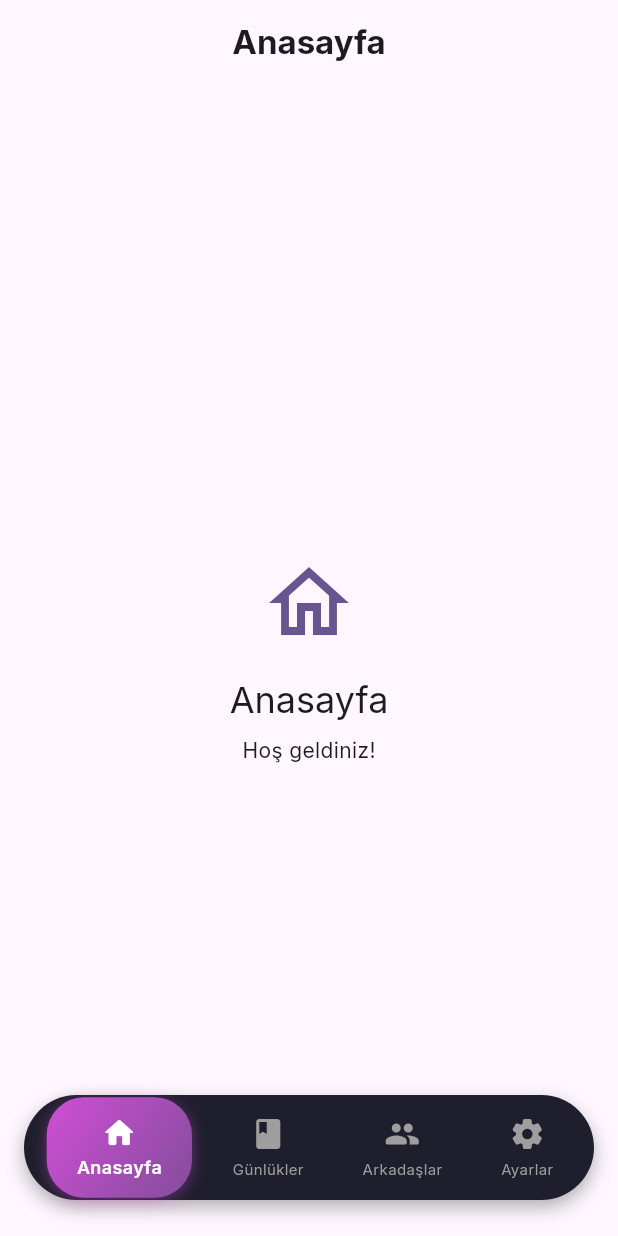
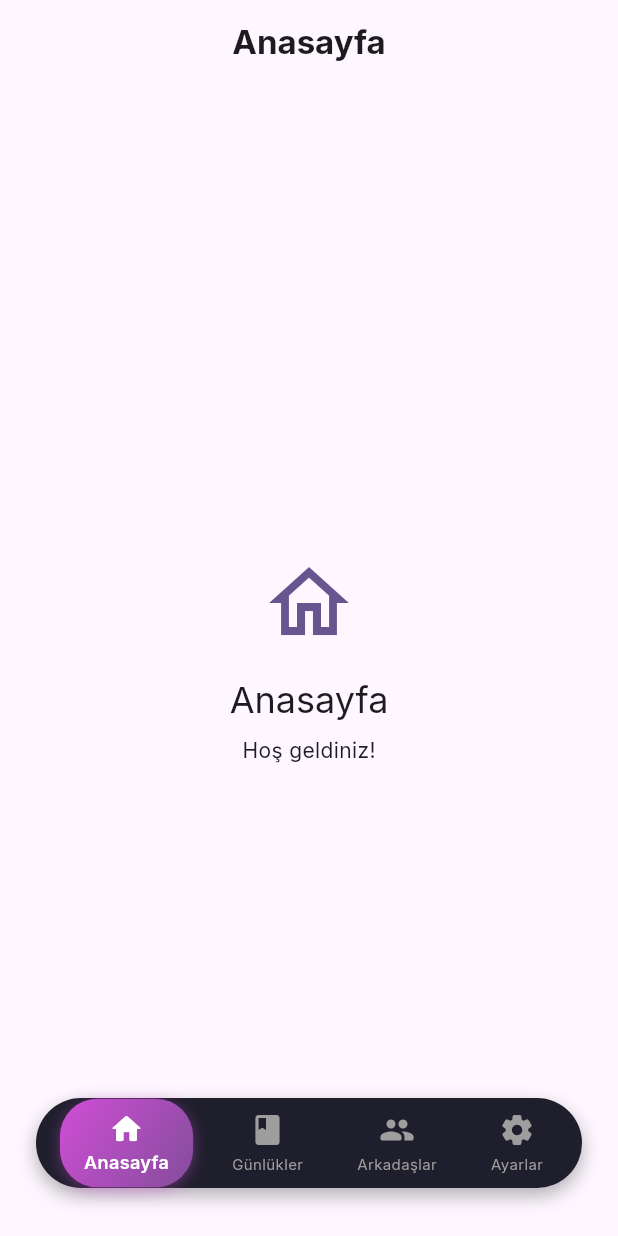
Before and after one commit to BGirginn/journal, a Flutter app: the screen it shows once a user with an empty profile is signed in, on a phone screen of 412 x 824 dp. Run offline on Flutter 3.47's test engine with Material 3 defaults, Android fonts, the phone set to English and light mode, and no system bars; our stand-ins replace audioplayers, cached_network_image, cloud_firestore, drift, firebase_auth, firebase_core and 10 more; missing offline and left inert: record; accounts and stored records are empty; generated files the repository leaves out were written again.

Commit message:
style: refine UI aesthetics (lower FAB, thinner nav bar, remove debug borders)

```diff
--- a/lib/core/ui/custom_bottom_navigation.dart
+++ b/lib/core/ui/custom_bottom_navigation.dart
@@ -16,9 +16,9 @@ class CustomBottomNavigation extends StatelessWidget {
     final barBackgroundColor = const Color(0xFF1E1E2C);
 
     return Padding(
-      padding: const EdgeInsets.fromLTRB(16, 0, 16, 24),
+      padding: const EdgeInsets.fromLTRB(24, 0, 24, 32),
       child: Container(
-        height: 70,
+        height: 60,
         decoration: BoxDecoration(
           color: barBackgroundColor,
           borderRadius: BorderRadius.circular(35), // Fully rounded ends
@@ -65,8 +65,8 @@ class CustomBottomNavigation extends StatelessWidget {
         duration: const Duration(milliseconds: 200),
         curve: Curves.easeInOut,
         padding: isSelected
-            ? const EdgeInsets.symmetric(horizontal: 20, vertical: 12)
-            : const EdgeInsets.symmetric(horizontal: 12, vertical: 12),
+            ? const EdgeInsets.symmetric(horizontal: 16, vertical: 8)
+            : const EdgeInsets.symmetric(horizontal: 10, vertical: 8),
         decoration: isSelected
             ? BoxDecoration(
                 gradient: const LinearGradient(
--- a/lib/features/library/library_screen.dart
+++ b/lib/features/library/library_screen.dart
@@ -50,7 +50,7 @@ class _LibraryScreenState extends ConsumerState<LibraryScreen> {
           _selectedIndex ==
               3 // Only show FAB on Journals tab
           ? Padding(
-              padding: const EdgeInsets.only(bottom: 80),
+              padding: const EdgeInsets.only(bottom: 30),
               child: FloatingActionButton(
                 onPressed: () => _showCreateDialog(context, ref),
                 shape: const CircleBorder(),
--- a/lib/main.dart
+++ b/lib/main.dart
@@ -1,4 +1,5 @@
 import 'package:flutter/material.dart';
+import 'package:flutter/rendering.dart';
 import 'package:flutter_riverpod/flutter_riverpod.dart';
 import 'package:firebase_core/firebase_core.dart';
 import 'package:journal_app/core/theme/app_theme.dart';
@@ -12,6 +13,7 @@ import 'package:shared_preferences/shared_preferences.dart';
 import 'package:journal_app/core/theme/theme_provider.dart';
 
 void main() async {
+  debugPaintSizeEnabled = false;
   WidgetsFlutterBinding.ensureInitialized();
 
   // Initialize SharedPreferences
```
